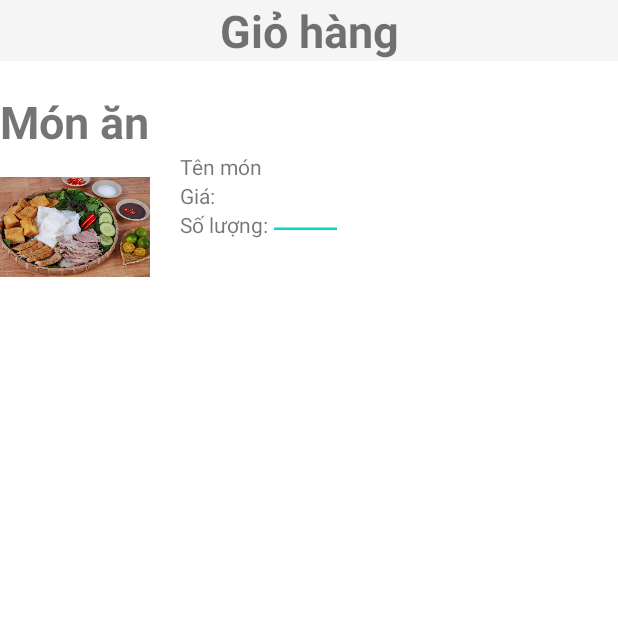
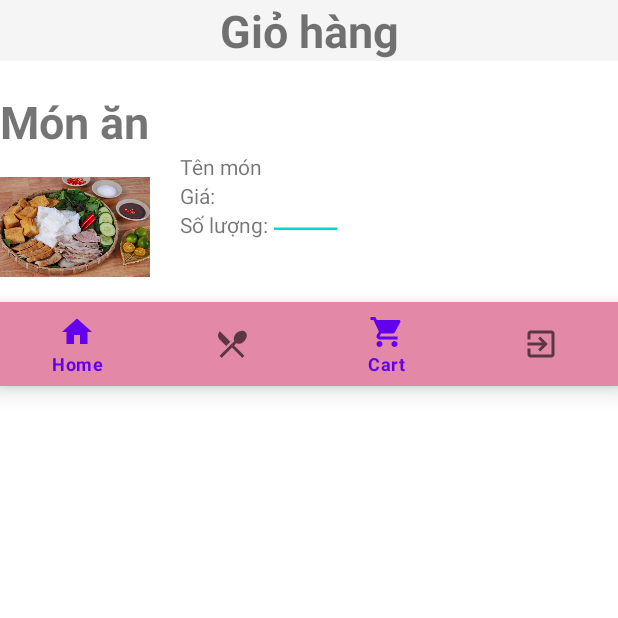
Before and after one commit to kothedangnhap/DoAnAndroid, an Android app: the CartActivity screen opened directly, with no data from a screen before it, on a phone screen of 412 x 824 dp, the top half of it. Run offline under Robolectric (Android 15) with nearby library versions, the phone set to English and light mode, and no system bars.

Commit message:
add event listener when click cart item

```diff
--- a/app/src/main/java/com/example/myapplication/CartActivity.java
+++ b/app/src/main/java/com/example/myapplication/CartActivity.java
@@ -1,8 +1,14 @@
 package com.example.myapplication;
 
+import androidx.annotation.NonNull;
 import androidx.appcompat.app.AppCompatActivity;
 
+import android.content.Intent;
 import android.os.Bundle;
+import android.view.Menu;
+import android.view.MenuItem;
+
+import com.google.android.material.bottomnavigation.BottomNavigationView;
 
 public class CartActivity extends AppCompatActivity {
 
@@ -10,5 +16,24 @@ public class CartActivity extends AppCompatActivity {
     protected void onCreate(Bundle savedInstanceState) {
         super.onCreate(savedInstanceState);
         setContentView(R.layout.activity_cart);
+        final BottomNavigationView bottomNavigationView = (BottomNavigationView)findViewById(R.id.nav_menu);
+
+        MenuItem select = bottomNavigationView.getMenu().findItem(bottomNavigationView.getSelectedItemId());
+        select.setChecked(false);
+        bottomNavigationView.getMenu().findItem(R.id.nav_cart).setChecked(true);
+        bottomNavigationView.setOnNavigationItemSelectedListener(new BottomNavigationView.OnNavigationItemSelectedListener() {
+            @Override
+            public boolean onNavigationItemSelected(@NonNull MenuItem item) {
+                switch (item.getItemId()) {
+                    case R.id.nav_home:
+                        Intent Home = new Intent(CartActivity.this, Home.class);
+
+                        startActivity(Home);
+                    default:
+                        break;
+                }
+                return false;
+            }
+        });
     }
 }
--- a/app/src/main/res/layout/activity_cart.xml
+++ b/app/src/main/res/layout/activity_cart.xml
@@ -79,7 +79,16 @@
                 android:ems="10"
                 android:inputType="number" />
         </RelativeLayout>
+
     </LinearLayout>
+    <com.google.android.material.bottomnavigation.BottomNavigationView
+        android:id="@+id/nav_menu"
+
+        android:layout_width="match_parent"
+        android:layout_height="wrap_content"
+        android:layout_gravity="bottom"
+        android:background="#E488A7"
+        app:menu="@menu/menu" />
 
 
 </LinearLayout>
```
Also changed, not shown: app/src/main/java/com/example/myapplication/Home.java (+20 -0 lines), app/src/main/java/com/example/myapplication/MainActivity.java (+8 -26 lines).
